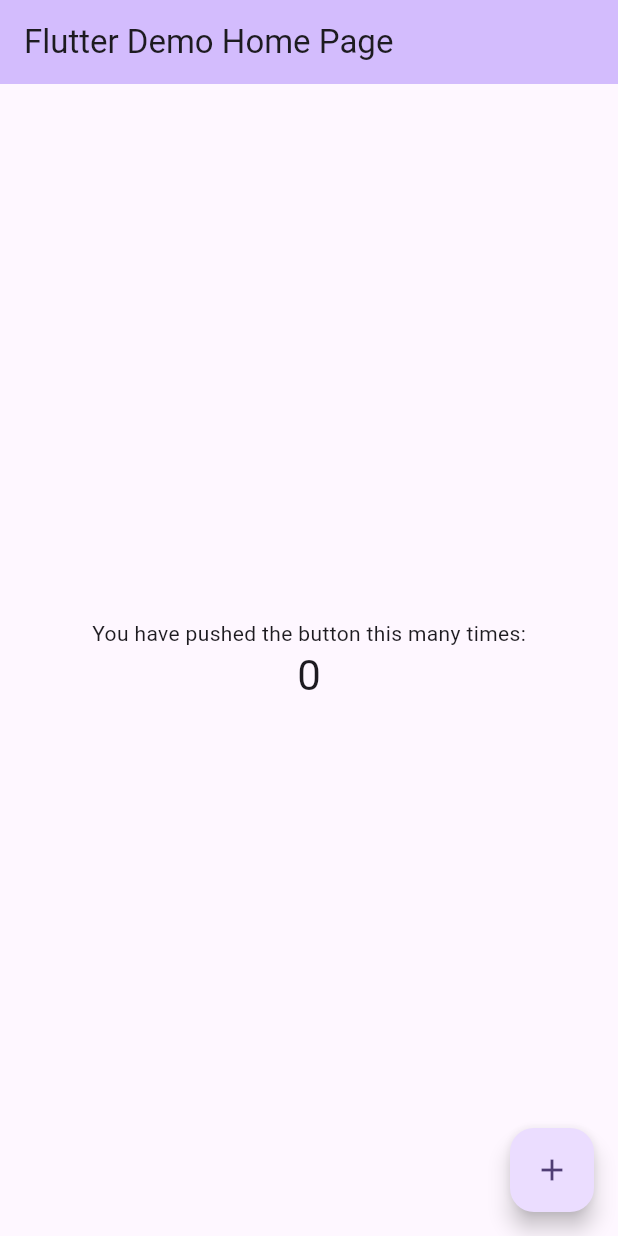
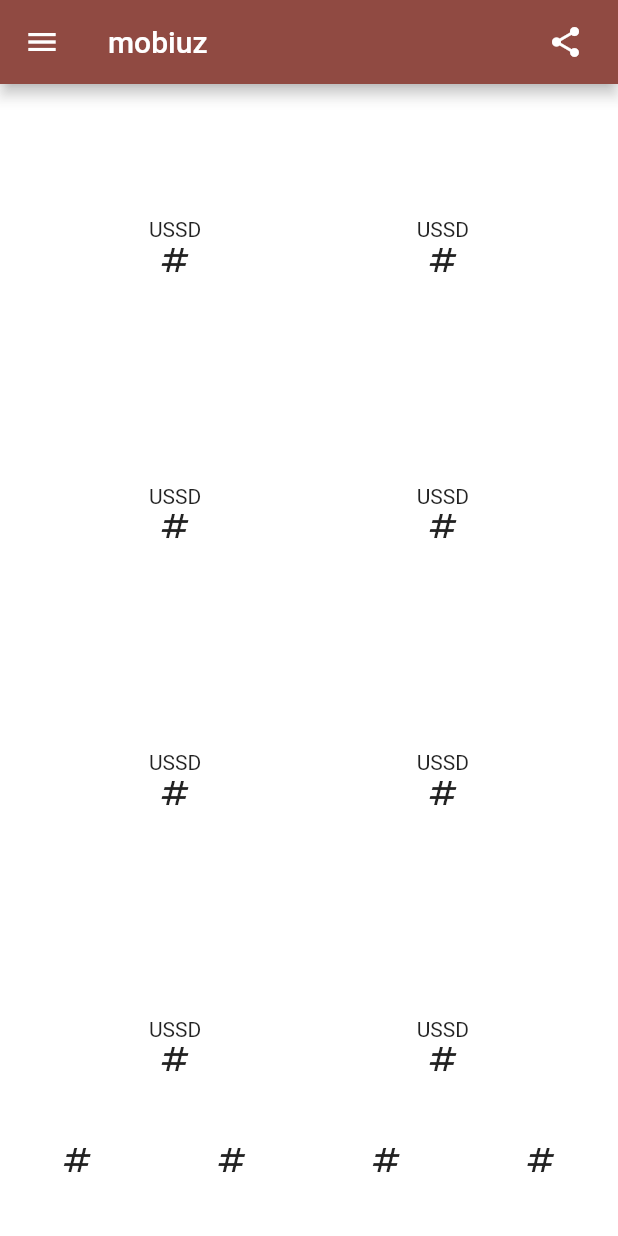
Before and after one commit to SayfiddinovJ/USSD_codes, a Flutter app: the screen it shows after launch, on a phone screen of 412 x 824 dp. Run offline on Flutter 3.47's test engine with Material 2 defaults, Android fonts, the phone set to English and light mode, and no system bars; our stand-ins replace flutter_screenutil.

Commit message:
Main screen

```diff
--- a/lib/main.dart
+++ b/lib/main.dart
@@ -1,4 +1,6 @@
 import 'package:flutter/material.dart';
+import 'package:flutter_screenutil/flutter_screenutil.dart';
+import 'package:mobiuz/splash_screen/splash_screen.dart';
 
 void main() {
   runApp(const MyApp());
@@ -10,116 +12,21 @@ class MyApp extends StatelessWidget {
   // This widget is the root of your application.
   @override
   Widget build(BuildContext context) {
-    return MaterialApp(
-      title: 'Flutter Demo',
-      theme: ThemeData(
-        // This is the theme of your application.
-        //
-        // TRY THIS: Try running your application with "flutter run". You'll see
-        // the application has a blue toolbar. Then, without quitting the app,
-        // try changing the seedColor in the colorScheme below to Colors.green
-        // and then invoke "hot reload" (save your changes or press the "hot
-        // reload" button in a Flutter-supported IDE, or press "r" if you used
-        // the command line to start the app).
-        //
-        // Notice that the counter didn't reset back to zero; the application
-        // state is not lost during the reload. To reset the state, use hot
-        // restart instead.
-        //
-        // This works for code too, not just values: Most code changes can be
-        // tested with just a hot reload.
-        colorScheme: ColorScheme.fromSeed(seedColor: Colors.deepPurple),
-        useMaterial3: true,
-      ),
-      home: const MyHomePage(title: 'Flutter Demo Home Page'),
+    return ScreenUtilInit(
+      designSize: const Size(375,812),
+      minTextAdapt: true,
+      splitScreenMode: true,
+      builder: (context,child) {
+        return MaterialApp(
+          debugShowCheckedModeBanner: false,
+          theme: ThemeData(
+            colorScheme: ColorScheme.fromSeed(seedColor: Colors.red),
+            useMaterial3: false,
+          ),
+          home: child,
+        );
+      },
+      child: const SplashScreen(),
     );
   }
 }
-
-class MyHomePage extends StatefulWidget {
-  const MyHomePage({super.key, required this.title});
-
-  // This widget is the home page of your application. It is stateful, meaning
-  // that it has a State object (defined below) that contains fields that affect
-  // how it looks.
-
-  // This class is the configuration for the state. It holds the values (in this
-  // case the title) provided by the parent (in this case the App widget) and
-  // used by the build method of the State. Fields in a Widget subclass are
-  // always marked "final".
-
-  final String title;
-
-  @override
-  State<MyHomePage> createState() => _MyHomePageState();
-}
-
-class _MyHomePageState extends State<MyHomePage> {
-  int _counter = 0;
-
-  void _incrementCounter() {
-    setState(() {
-      // This call to setState tells the Flutter framework that something has
-      // changed in this State, which causes it to rerun the build method below
-      // so that the display can reflect the updated values. If we changed
-      // _counter without calling setState(), then the build method would not be
-      // called again, and so nothing would appear to happen.
-      _counter++;
-    });
-  }
-
-  @override
-  Widget build(BuildContext context) {
-    // This method is rerun every time setState is called, for instance as done
-    // by the _incrementCounter method above.
-    //
-    // The Flutter framework has been optimized to make rerunning build methods
-    // fast, so that you can just rebuild anything that needs updating rather
-    // than having to individually change instances of widgets.
-    return Scaffold(
-      appBar: AppBar(
-        // TRY THIS: Try changing the color here to a specific color (to
-        // Colors.amber, perhaps?) and trigger a hot reload to see the AppBar
-        // change color while the other colors stay the same.
-        backgroundColor: Theme.of(context).colorScheme.inversePrimary,
-        // Here we take the value from the MyHomePage object that was created by
-        // the App.build method, and use it to set our appbar title.
-        title: Text(widget.title),
-      ),
-      body: Center(
-        // Center is a layout widget. It takes a single child and positions it
-        // in the middle of the parent.
-        child: Column(
-          // Column is also a layout widget. It takes a list of children and
-          // arranges them vertically. By default, it sizes itself to fit its
-          // children horizontally, and tries to be as tall as its parent.
-          //
-          // Column has various properties to control how it sizes itself and
-          // how it positions its children. Here we use mainAxisAlignment to
-          // center the children vertically; the main axis here is the vertical
-          // axis because Columns are vertical (the cross axis would be
-          // horizontal).
-          //
-          // TRY THIS: Invoke "debug painting" (choose the "Toggle Debug Paint"
-          // action in the IDE, or press "p" in the console), to see the
-          // wireframe for each widget.
-          mainAxisAlignment: MainAxisAlignment.center,
-          children: <Widget>[
-            const Text(
-              'You have pushed the button this many times:',
-            ),
-            Text(
-              '$_counter',
-              style: Theme.of(context).textTheme.headlineMedium,
-            ),
-          ],
-        ),
-      ),
-      floatingActionButton: FloatingActionButton(
-        onPressed: _incrementCounter,
-        tooltip: 'Increment',
-        child: const Icon(Icons.add),
-      ), // This trailing comma makes auto-formatting nicer for build methods.
-    );
-  }
-}
--- /dev/null
+++ b/lib/main_screen/main_screen.dart
@@ -0,0 +1,54 @@
+import 'package:flutter/material.dart';
+import 'package:flutter_screenutil/flutter_screenutil.dart';
+import 'package:mobiuz/main_screen/widgets/button_bar.dart';
+import 'package:mobiuz/main_screen/widgets/containers.dart';
+class MainScreen extends StatefulWidget {
+  const MainScreen({super.key});
+
+  @override
+  State<MainScreen> createState() => _MainScreenState();
+}
+
+class _MainScreenState extends State<MainScreen> {
+  @override
+  Widget build(BuildContext context) {
+    return Scaffold(
+      backgroundColor: Colors.white70,
+      drawer: const Drawer(backgroundColor: Colors.red,),
+      appBar: AppBar(
+        title: const Text('mobiuz'),
+        actions: [
+          IconButton(onPressed: (){}, icon: const Icon(Icons.share),),
+          SizedBox(width: 10.w,),
+        ],
+      ),
+      body: Column(
+        children: [
+          SizedBox(height: 25.h,),
+          Expanded(
+              child: Padding(
+                padding: EdgeInsets.symmetric(horizontal: 30.w),
+                child: GridView.count(
+                  physics: const BouncingScrollPhysics(),
+                  crossAxisCount: 2,
+                  crossAxisSpacing: 10.w,
+                  mainAxisSpacing: 10.h,
+                  children: [
+                    Containers(name: 'USSD', icon: Icons.numbers,onTap: (){},),
+                    Containers(name: 'USSD', icon: Icons.numbers,onTap: (){},),
+                    Containers(name: 'USSD', icon: Icons.numbers,onTap: (){},),
+                    Containers(name: 'USSD', icon: Icons.numbers,onTap: (){},),
+                    Containers(name: 'USSD', icon: Icons.numbers,onTap: (){},),
+                    Containers(name: 'USSD', icon: Icons.numbers,onTap: (){},),
+                    Containers(name: 'USSD', icon: Icons.numbers,onTap: (){},),
+                    Containers(name: 'USSD', icon: Icons.numbers,onTap: (){},),
+                  ],
+                ),
+              ),
+          ),
+          const MyButtonBar(),
+        ],
+      ),
+    );
+  }
+}
--- /dev/null
+++ b/lib/main_screen/widgets/button_bar.dart
@@ -0,0 +1,36 @@
+import 'package:flutter/material.dart';
+import 'package:flutter_screenutil/flutter_screenutil.dart';
+class MyButtonBar extends StatefulWidget {
+  const MyButtonBar({super.key});
+
+  @override
+  State<MyButtonBar> createState() => _MyButtonBarState();
+}
+
+class _MyButtonBarState extends State<MyButtonBar> {
+  @override
+  Widget build(BuildContext context) {
+    double height = MediaQuery.of(context).size.height;
+    double width = MediaQuery.of(context).size.width;
+    return Container(
+      height: 100.h,
+      decoration: const BoxDecoration(
+        color: Colors.white,
+        borderRadius: BorderRadius.only(topLeft: Radius.circular(28),topRight: Radius.circular(28))
+      ),
+      child: Row(
+        mainAxisAlignment: height>width ? MainAxisAlignment.spaceAround : MainAxisAlignment.spaceEvenly,
+        children: [
+          IconButton(
+              onPressed: (){}, icon: const Icon(Icons.numbers)),
+          IconButton(
+              onPressed: (){}, icon: const Icon(Icons.numbers)),
+          IconButton(
+              onPressed: (){}, icon: const Icon(Icons.numbers)),
+          IconButton(
+              onPressed: (){}, icon: const Icon(Icons.numbers)),
+        ],
+      ),
+    );
+  }
+}
--- /dev/null
+++ b/lib/main_screen/widgets/containers.dart
@@ -0,0 +1,37 @@
+import 'package:flutter/material.dart';
+class Containers extends StatefulWidget {
+  Containers({
+    super.key,
+    required this.name,
+    required this.icon,
+    required this.onTap
+  });
+  String name;
+  IconData icon;
+  VoidCallback onTap;
+  @override
+  State<Containers> createState() => _ContainersState();
+}
+
+class _ContainersState extends State<Containers> {
+  @override
+  Widget build(BuildContext context) {
+    return GestureDetector(
+      onTap: widget.onTap,
+      child: Container(
+        decoration: BoxDecoration(
+          color: Colors.white,
+          borderRadius: BorderRadius.circular(25),
+        ),
+        child: Column(
+          children: [
+            const Spacer(),
+            Text(widget.name),
+            Icon(widget.icon),
+            const Spacer(),
+          ],
+        ),
+      ),
+    );
+  }
+}
--- /dev/null
+++ b/lib/splash_screen/splash_screen.dart
@@ -0,0 +1,31 @@
+import 'package:flutter/material.dart';
+import 'package:mobiuz/main_screen/main_screen.dart';
+class SplashScreen extends StatefulWidget {
+  const SplashScreen({super.key});
+
+  @override
+  State<SplashScreen> createState() => _SplashScreenState();
+}
+
+class _SplashScreenState extends State<SplashScreen> {
+  @override
+  Widget build(BuildContext context) {
+    _navigate(context);
+    return const Scaffold(
+      body: Center(
+        child: Text('mobiuz',style: TextStyle(
+          color: Colors.red,
+          fontWeight: FontWeight.w700,
+          fontSize: 50,
+        ),),
+      ),
+    );
+  }
+  _navigate(BuildContext context){
+    Future.delayed(const Duration(seconds: 3),(){
+      Navigator.pushReplacement(context, MaterialPageRoute(builder: (context){
+        return MainScreen();
+      }));
+    });
+  }
+}
--- a/pubspec.yaml
+++ b/pubspec.yaml
@@ -35,6 +35,7 @@ dependencies:
   # The following adds the Cupertino Icons font to your application.
   # Use with the CupertinoIcons class for iOS style icons.
   cupertino_icons: ^1.0.2
+  flutter_screenutil: ^5.8.4
 
 dev_dependencies:
   flutter_test:
```
Also changed, not shown: pubspec.lock.
